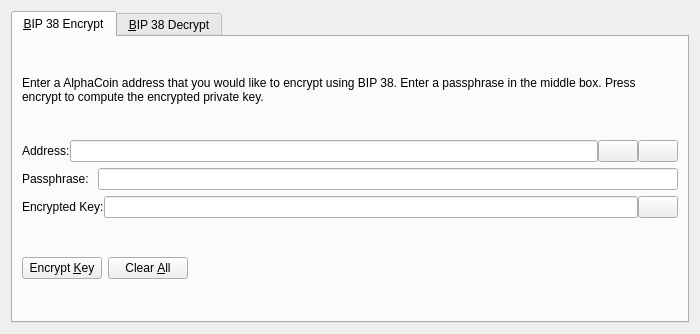
Above: src/qt/forms/bip38tooldialog.ui from revivalist777/quarck before the change. Below: the same form after it.
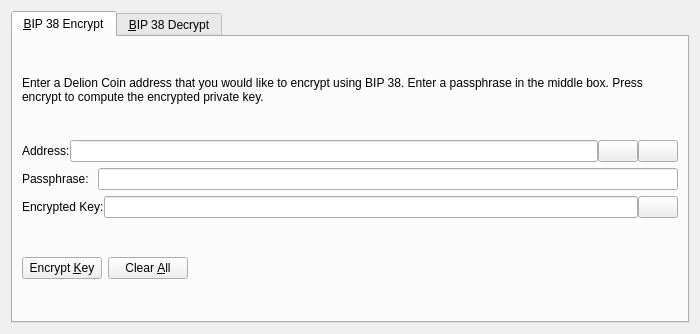
That is the form after the change. The open tabs and pages were chosen to show the change. Icons and pictures are not drawn. Custom widgets are drawn as their Qt base class.

Diff of the .ui file:
```diff
--- a/src/qt/forms/bip38tooldialog.ui
+++ b/src/qt/forms/bip38tooldialog.ui
@@ -30,7 +30,7 @@
        <item>
         <widget class="QLabel" name="infoLabel_ENC">
          <property name="text">
-          <string>Enter a AlphaCoin address that you would like to encrypt using BIP 38. Enter a passphrase in the middle box. Press encrypt to compute the encrypted private key.</string>
+          <string>Enter a Delion Coin address that you would like to encrypt using BIP 38. Enter a passphrase in the middle box. Press encrypt to compute the encrypted private key.</string>
          </property>
          <property name="textFormat">
           <enum>Qt::PlainText</enum>
```
Left out of the diff: 24 changed lines with no effect on the pictures.
